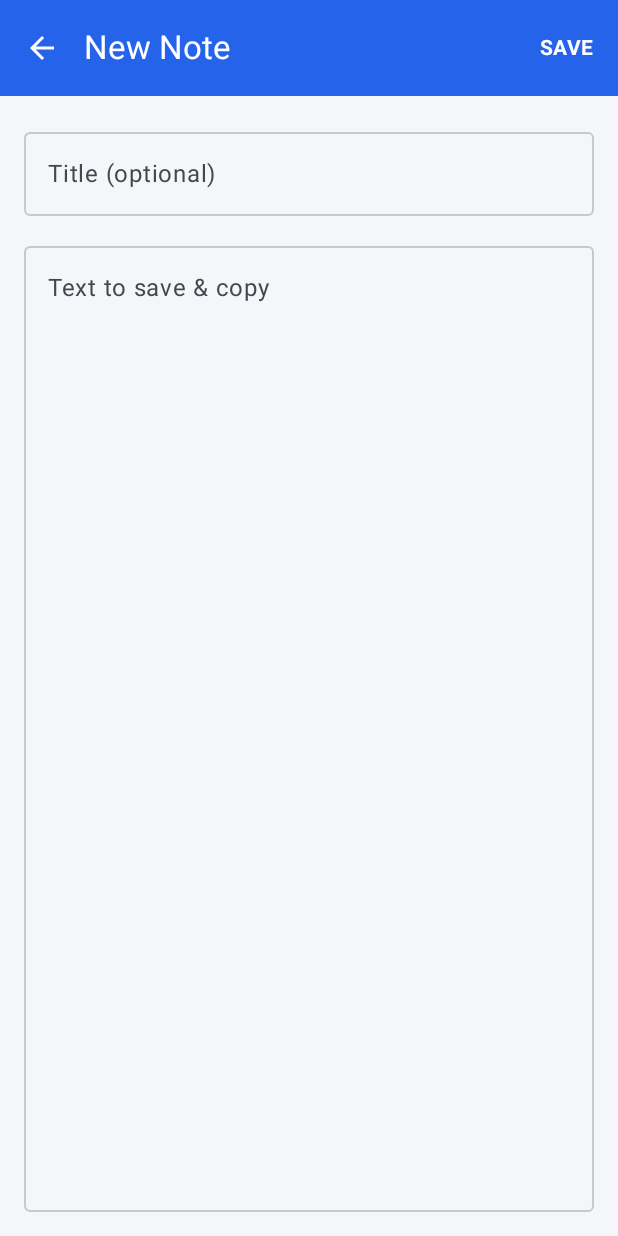
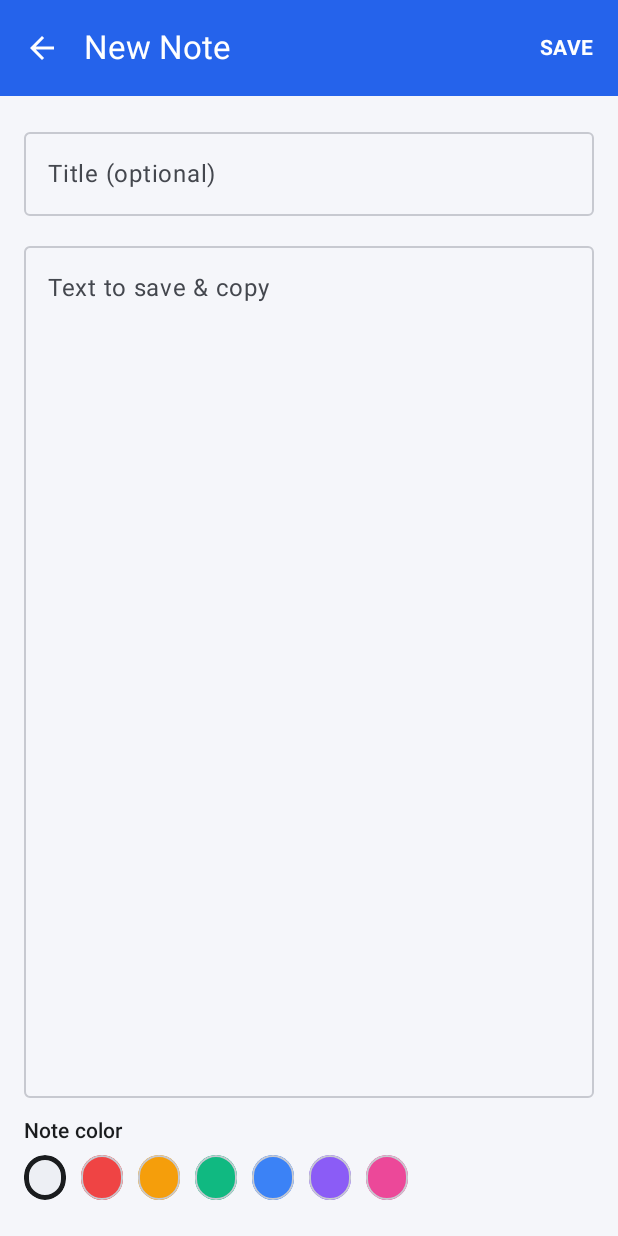
Before and after one commit to yasirarafat85/educenter, an Android app built with Jetpack Compose: the screen it shows after launch (MainActivity), after a tap on "New note", on a phone screen of 412 x 824 dp. Run offline under Robolectric (Android 15) with nearby library versions, the phone set to English and light mode, and no system bars; our stand-ins replace Room's generated code.

Commit message:
Clip Notes: per-note color (colored strip on cards + picker in editor)
- DB migrated to v3 (adds color + isChecklist columns)
- Editor has a note-color picker; cards show a colored left strip
- Color included in backup/restore

Co-Authored-By: Claude Opus 4.8 <noreply@anthropic.com>

```diff
--- a/android-apps/clipnotes/app/src/main/java/com/yasirarafat/clipnotes/data/AppDatabase.kt
+++ b/android-apps/clipnotes/app/src/main/java/com/yasirarafat/clipnotes/data/AppDatabase.kt
@@ -7,7 +7,7 @@ import androidx.room.RoomDatabase
 import androidx.room.migration.Migration
 import androidx.sqlite.db.SupportSQLiteDatabase
 
-@Database(entities = [Note::class, Category::class], version = 2, exportSchema = false)
+@Database(entities = [Note::class, Category::class], version = 3, exportSchema = false)
 abstract class AppDatabase : RoomDatabase() {
     abstract fun dao(): AppDao
 
@@ -22,13 +22,21 @@ abstract class AppDatabase : RoomDatabase() {
             }
         }
 
+        // v2 -> v3: add per-note colour and checklist flag.
+        private val MIGRATION_2_3 = object : Migration(2, 3) {
+            override fun migrate(db: SupportSQLiteDatabase) {
+                db.execSQL("ALTER TABLE notes ADD COLUMN color INTEGER NOT NULL DEFAULT 0")
+                db.execSQL("ALTER TABLE notes ADD COLUMN isChecklist INTEGER NOT NULL DEFAULT 0")
+            }
+        }
+
         fun get(context: Context): AppDatabase =
             INSTANCE ?: synchronized(this) {
                 INSTANCE ?: Room.databaseBuilder(
                     context.applicationContext,
                     AppDatabase::class.java,
                     "clipnotes.db"
-                ).addMigrations(MIGRATION_1_2).build().also { INSTANCE = it }
+                ).addMigrations(MIGRATION_1_2, MIGRATION_2_3).build().also { INSTANCE = it }
             }
     }
 }
--- a/android-apps/clipnotes/app/src/main/java/com/yasirarafat/clipnotes/data/Note.kt
+++ b/android-apps/clipnotes/app/src/main/java/com/yasirarafat/clipnotes/data/Note.kt
@@ -14,5 +14,7 @@ data class Note(
     val isTrashed: Boolean = false,
     val isPinned: Boolean = false,
     val copyCount: Int = 0,
+    val color: Int = 0,            // 0 = none; otherwise index into NoteStripColors
+    val isChecklist: Boolean = false,
     val updatedAt: Long = System.currentTimeMillis()
 )
--- a/android-apps/clipnotes/app/src/main/java/com/yasirarafat/clipnotes/ui/screens/EditNoteScreen.kt
+++ b/android-apps/clipnotes/app/src/main/java/com/yasirarafat/clipnotes/ui/screens/EditNoteScreen.kt
@@ -1,6 +1,10 @@
 package com.yasirarafat.clipnotes.ui.screens
 
+import androidx.compose.foundation.background
+import androidx.compose.foundation.border
+import androidx.compose.foundation.clickable
 import androidx.compose.foundation.layout.Arrangement
+import androidx.compose.foundation.layout.Box
 import androidx.compose.foundation.layout.Column
 import androidx.compose.foundation.layout.Row
 import androidx.compose.foundation.layout.Spacer
@@ -10,12 +14,14 @@ import androidx.compose.foundation.layout.padding
 import androidx.compose.foundation.layout.size
 import androidx.compose.foundation.lazy.LazyRow
 import androidx.compose.foundation.lazy.items
+import androidx.compose.foundation.shape.CircleShape
 import androidx.compose.material.icons.Icons
 import androidx.compose.material.icons.automirrored.filled.ArrowBack
 import androidx.compose.material3.ExperimentalMaterial3Api
 import androidx.compose.material3.FilterChip
 import androidx.compose.material3.Icon
 import androidx.compose.material3.IconButton
+import androidx.compose.material3.MaterialTheme
 import androidx.compose.material3.OutlinedTextField
 import androidx.compose.material3.Scaffold
 import androidx.compose.material3.Text
@@ -29,11 +35,13 @@ import androidx.compose.runtime.mutableStateOf
 import androidx.compose.runtime.remember
 import androidx.compose.runtime.setValue
 import androidx.compose.ui.Modifier
+import androidx.compose.ui.draw.clip
 import androidx.compose.ui.graphics.Color
 import androidx.compose.ui.text.font.FontWeight
 import androidx.compose.ui.unit.dp
 import com.yasirarafat.clipnotes.data.Category
 import com.yasirarafat.clipnotes.ui.NotesViewModel
+import com.yasirarafat.clipnotes.ui.theme.NoteStripColors
 
 @OptIn(ExperimentalMaterial3Api::class)
 @Composable
@@ -47,6 +55,7 @@ fun EditNoteScreen(
     var title by remember { mutableStateOf("") }
     var content by remember { mutableStateOf(if (noteId == 0L) (initialContent ?: "") else "") }
     var categoryId by remember { mutableStateOf<Long?>(null) }
+    var colorIndex by remember { mutableStateOf(0) }
 
     LaunchedEffect(noteId) {
         if (noteId != 0L) {
@@ -55,6 +64,7 @@ fun EditNoteScreen(
                 title = note.title
                 content = note.content
                 categoryId = note.categoryId
+                colorIndex = note.color
             }
         }
     }
@@ -71,7 +81,7 @@ fun EditNoteScreen(
                 actions = {
                     TextButton(
                         onClick = {
-                            vm.saveNote(noteId, title.trim(), content.trim(), categoryId)
+                            vm.saveNote(noteId, title.trim(), content.trim(), categoryId, colorIndex)
                             onDone()
                         },
                         enabled = title.isNotBlank() || content.isNotBlank()
@@ -131,6 +141,30 @@ fun EditNoteScreen(
                     }
                 }
             }
+
+            Spacer(Modifier.size(12.dp))
+            Text("Note color", style = MaterialTheme.typography.labelLarge)
+            Spacer(Modifier.size(6.dp))
+            Row {
+                NoteStripColors.forEachIndexed { index, c ->
+                    val selected = colorIndex == index
+                    Box(modifier = Modifier.size(38.dp).padding(end = 10.dp)) {
+                        Box(
+                            modifier = Modifier
+                                .size(30.dp)
+                                .clip(CircleShape)
+                                .background(if (index == 0) MaterialTheme.colorScheme.surfaceVariant else c)
+                                .border(
+                                    width = if (selected) 3.dp else 1.dp,
+                                    color = if (selected) MaterialTheme.colorScheme.onSurface
+                                    else MaterialTheme.colorScheme.outline,
+                                    shape = CircleShape
+                                )
+                                .clickable { colorIndex = index }
+                        )
+                    }
+                }
+            }
         }
     }
 }
--- a/android-apps/clipnotes/app/src/main/java/com/yasirarafat/clipnotes/ui/theme/Theme.kt
+++ b/android-apps/clipnotes/app/src/main/java/com/yasirarafat/clipnotes/ui/theme/Theme.kt
@@ -23,6 +23,17 @@ val ClipAccents = listOf(
     ClipAccent(Color(0xFF7C3AED), Color(0xFFA78BFA), Color(0xFFEADDFF), Color(0xFF2A0A5E)), // Purple
     ClipAccent(Color(0xFF0D9488), Color(0xFF2DD4BF), Color(0xFFC9F2EC), Color(0xFF00302B)), // Teal
     ClipAccent(Color(0xFFEA580C), Color(0xFFFB923C), Color(0xFFFFE0CC), Color(0xFF4A1A00))  // Orange
+)
+
+/** Per-note strip colours. Index 0 = none (no strip). Stored on each note. */
+val NoteStripColors = listOf(
+    Color(0x00000000), // 0 none
+    Color(0xFFEF4444), // red
+    Color(0xFFF59E0B), // amber
+    Color(0xFF10B981), // green
+    Color(0xFF3B82F6), // blue
+    Color(0xFF8B5CF6), // purple
+    Color(0xFFEC4899)  // pink
 )
 
 private val LightBase = lightColorScheme(
```
Also changed, not shown: android-apps/clipnotes/app/src/main/java/com/yasirarafat/clipnotes/ui/NotesViewModel.kt (+13 -3 lines), android-apps/clipnotes/app/src/main/java/com/yasirarafat/clipnotes/ui/screens/NotesScreen.kt (+15 -0 lines).
